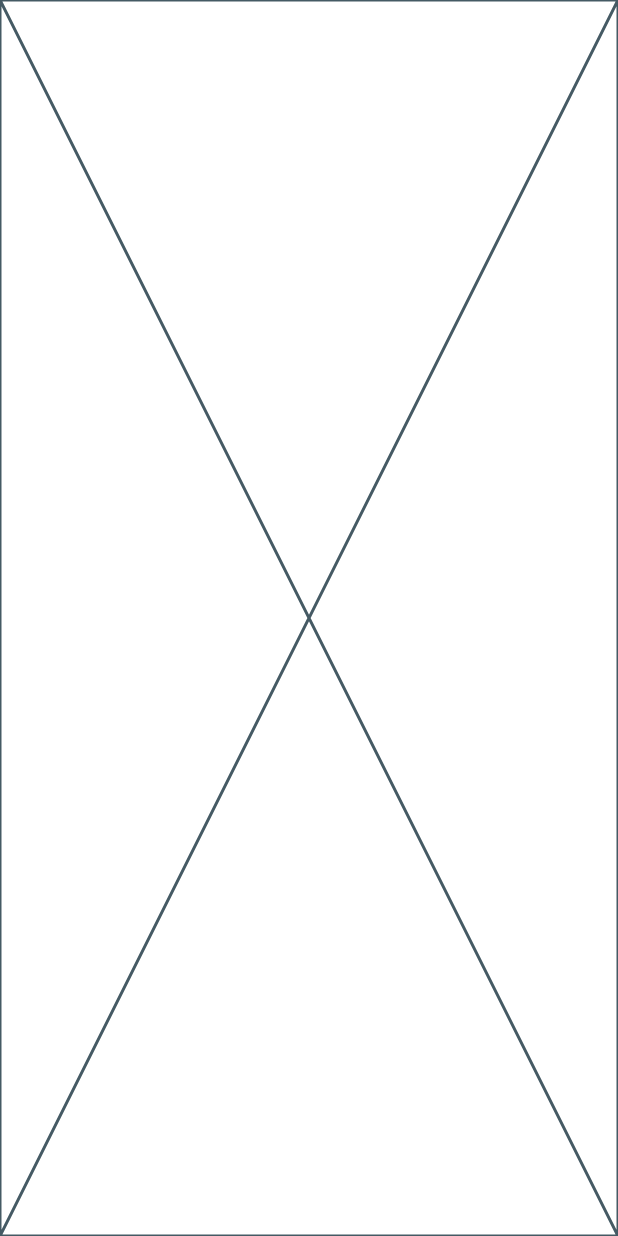
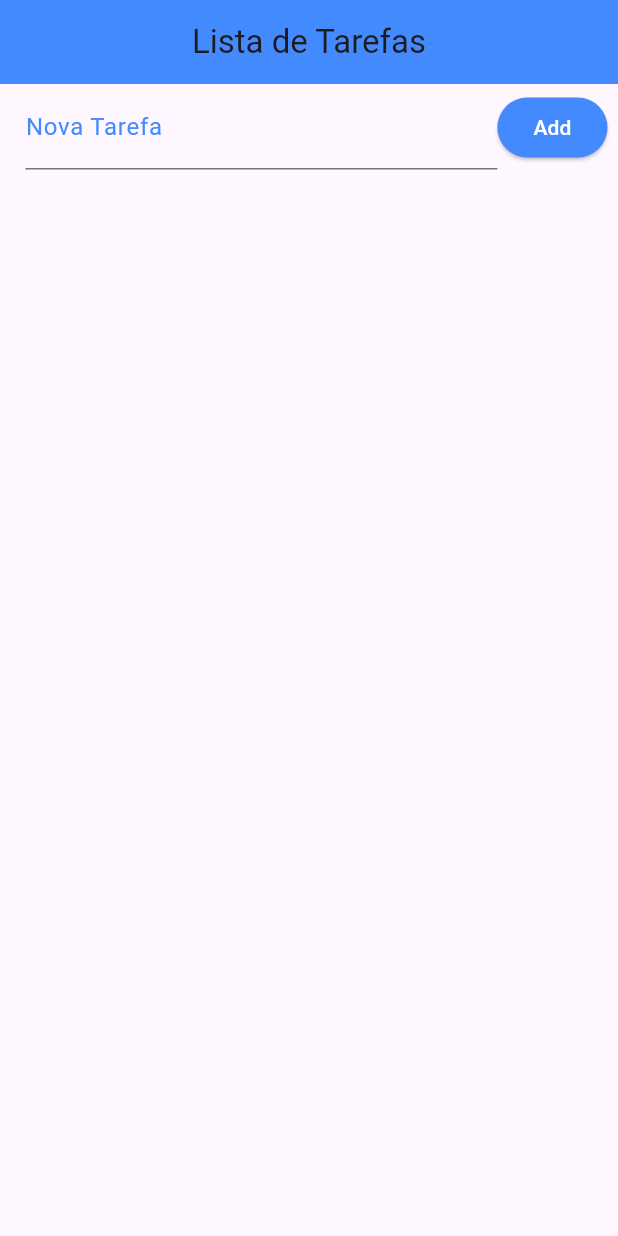
Before and after one commit to iraponan/check_list, a Flutter app: the screen it shows after launch, on a phone screen of 412 x 824 dp. Run offline on Flutter 3.47's test engine with Material 3 defaults, Android fonts, the phone set to English and light mode, and no system bars.

Commit message:
Iniciando o layout.

```diff
--- a/lib/main.dart
+++ b/lib/main.dart
@@ -3,8 +3,9 @@ import 'package:flutter/material.dart';
 
 void main() {
   runApp(
-    MaterialApp(
+    const MaterialApp(
       home: Home(),
+      debugShowCheckedModeBanner: false,
     ),
   );
 }
--- a/lib/pages/home.dart
+++ b/lib/pages/home.dart
@@ -16,7 +16,44 @@ class _HomeState extends State<Home> {
 
   @override
   Widget build(BuildContext context) {
-    return const Placeholder();
+    return Scaffold(
+      appBar: AppBar(
+        title: const Text('Lista de Tarefas'),
+        backgroundColor: Colors.blueAccent,
+        centerTitle: true,
+      ),
+      body: Column(
+        children: [
+          Container(
+            padding: const EdgeInsets.fromLTRB(17, 1, 7, 1),
+            child: Row(
+              children: [
+                const Expanded(
+                  child: TextField(
+                    decoration: InputDecoration(
+                      labelText: 'Nova Tarefa',
+                      labelStyle: TextStyle(
+                        color: Colors.blueAccent,
+                      ),
+                    ),
+                  ),
+                ),
+                ElevatedButton(
+                  style: ElevatedButton.styleFrom(
+                    backgroundColor: Colors.blueAccent,
+                  ),
+                  onPressed: () {},
+                  child: const Text(
+                    'Add',
+                    style: TextStyle(color: Colors.white),
+                  ),
+                ),
+              ],
+            ),
+          ),
+        ],
+      ),
+    );
   }
 
   Future<File> _getFile() async {
```
